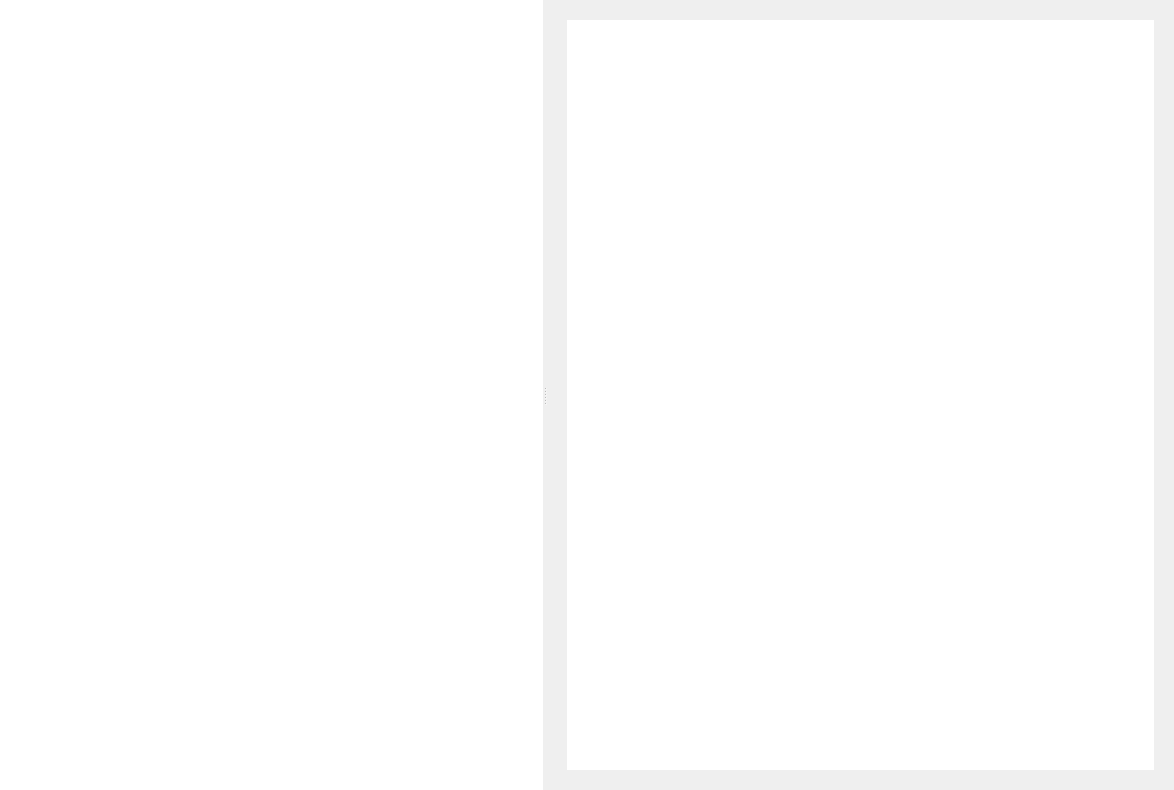
Above: Sources/filemgmt/ptFileMgrWindow.ui from dzz007/photivo before the change. Below: the same form after it.
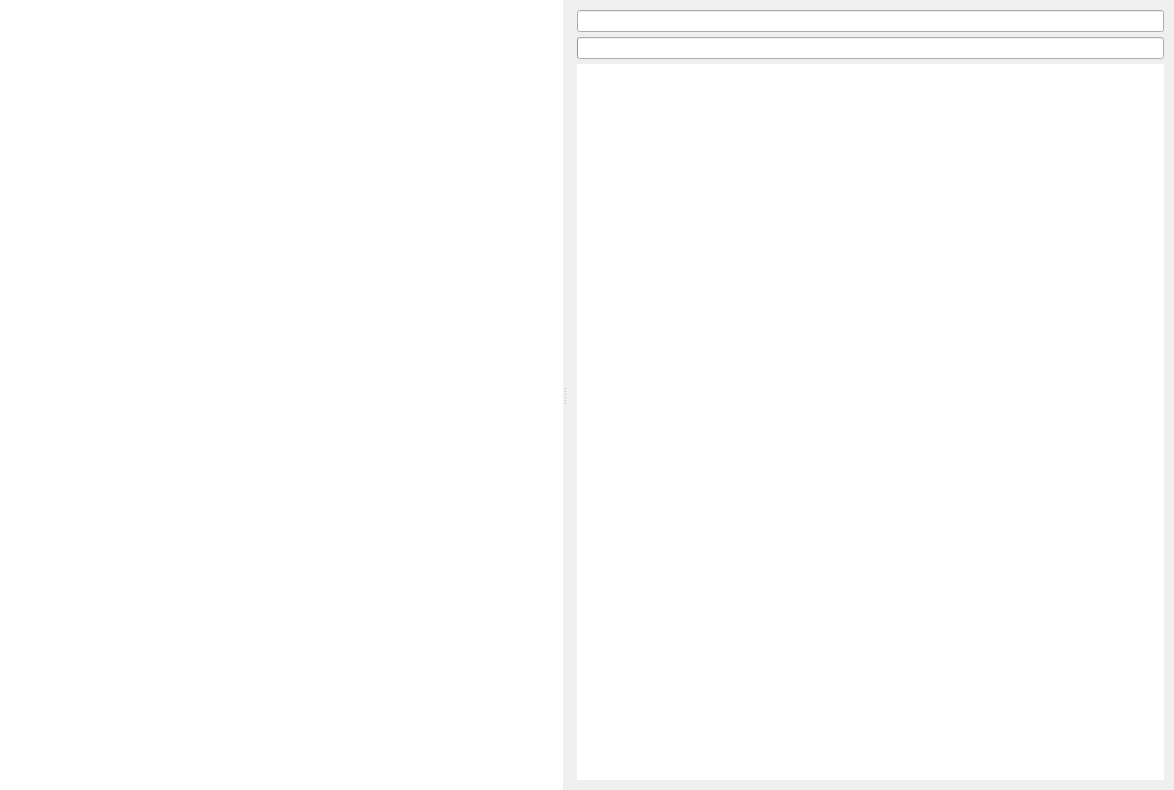
That is the form after the change.

Commit message: - Improved theming for file manager - Current path display - Progress bar while loading thumbnails - Temporary (because inefficient) fix for too large sceneRect

What changed in the file:
```diff
--- a/Sources/filemgmt/ptFileMgrWindow.ui
+++ b/Sources/filemgmt/ptFileMgrWindow.ui
@@ -63,11 +63,28 @@
      <widget class="QWidget" name="verticalLayoutWidget">
       <layout class="QVBoxLayout" name="verticalLayout">
        <property name="spacing">
-        <number>20</number>
+        <number>5</number>
        </property>
        <property name="margin">
-        <number>20</number>
+        <number>10</number>
        </property>
+       <item>
+        <widget class="QLineEdit" name="m_PathInput">
+         <property name="readOnly">
+          <bool>true</bool>
+         </property>
+        </widget>
+       </item>
+       <item>
+        <widget class="QProgressBar" name="m_Progressbar">
+         <property name="value">
+          <number>0</number>
+         </property>
+         <property name="textVisible">
+          <bool>false</bool>
+         </property>
+        </widget>
+       </item>
        <item>
         <widget class="QGraphicsView" name="m_FilesView">
          <property name="frameShape">
```
Left out of the diff: 2 changed lines with no effect on the pictures. The commit also changes 7 other files.
